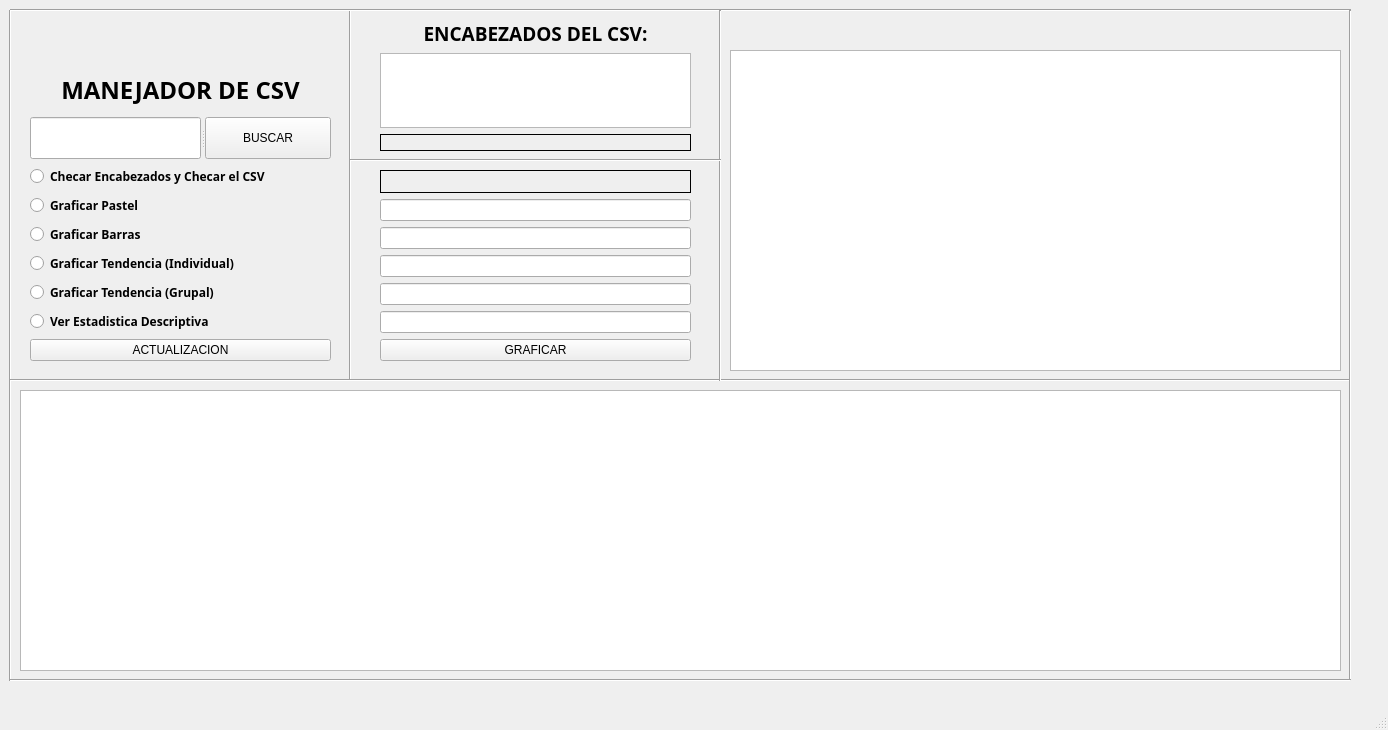
Old version of the form CSV/interfaz/VentanaCSV.ui in the repository DanielRojas2002/PyQt5.
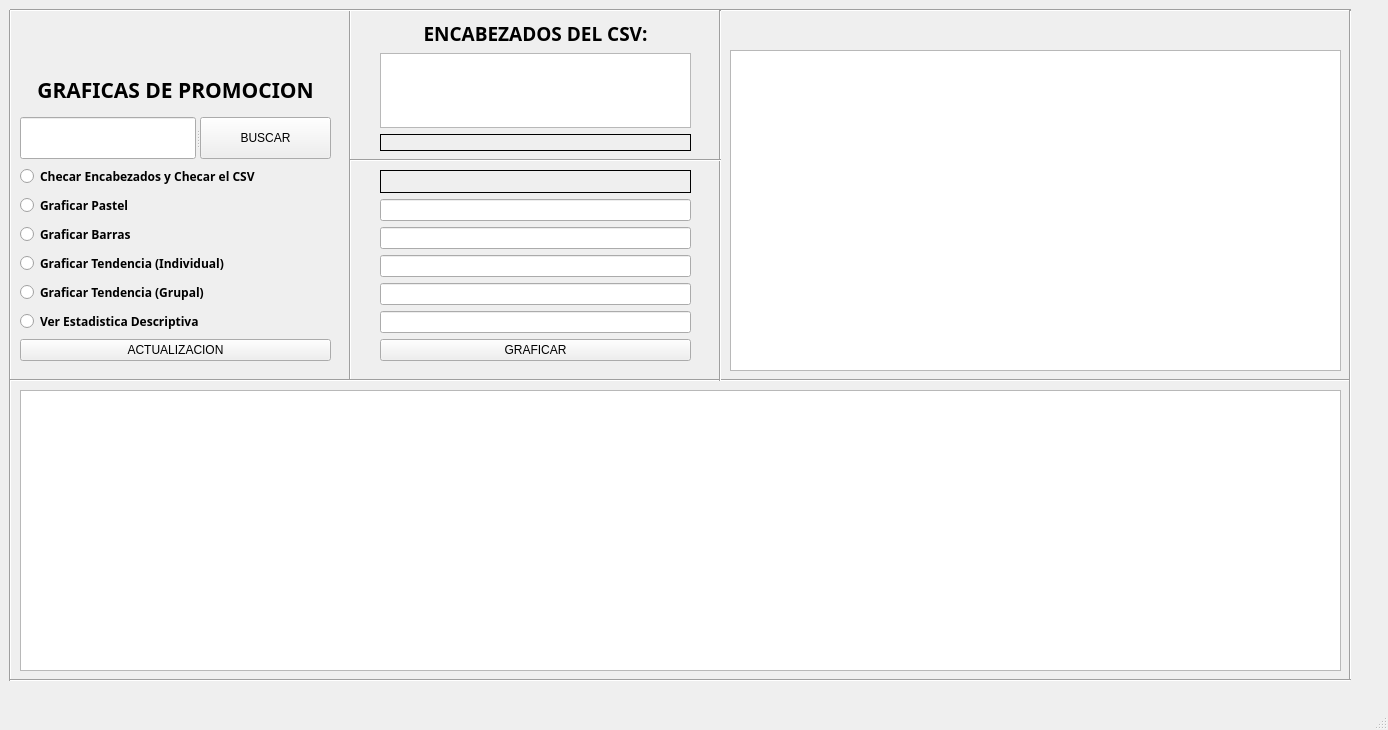
New version of the form. Icons and pictures are not drawn.

```diff
--- a/CSV/interfaz/VentanaCSV.ui
+++ b/CSV/interfaz/VentanaCSV.ui
@@ -205,9 +205,9 @@
    <widget class="QWidget" name="layoutWidget">
     <property name="geometry">
      <rect>
-      <x>30</x>
+      <x>20</x>
       <y>20</y>
-      <width>301</width>
+      <width>311</width>
       <height>341</height>
      </rect>
     </property>
@@ -233,13 +233,13 @@
        <property name="font">
         <font>
          <family>Arial Black</family>
-         <pointsize>18</pointsize>
+         <pointsize>16</pointsize>
          <weight>75</weight>
          <bold>true</bold>
         </font>
        </property>
        <property name="text">
-        <string>MANEJADOR DE CSV</string>
+        <string>GRAFICAS DE PROMOCION</string>
        </property>
        <property name="alignment">
         <set>Qt::AlignCenter</set>
```
